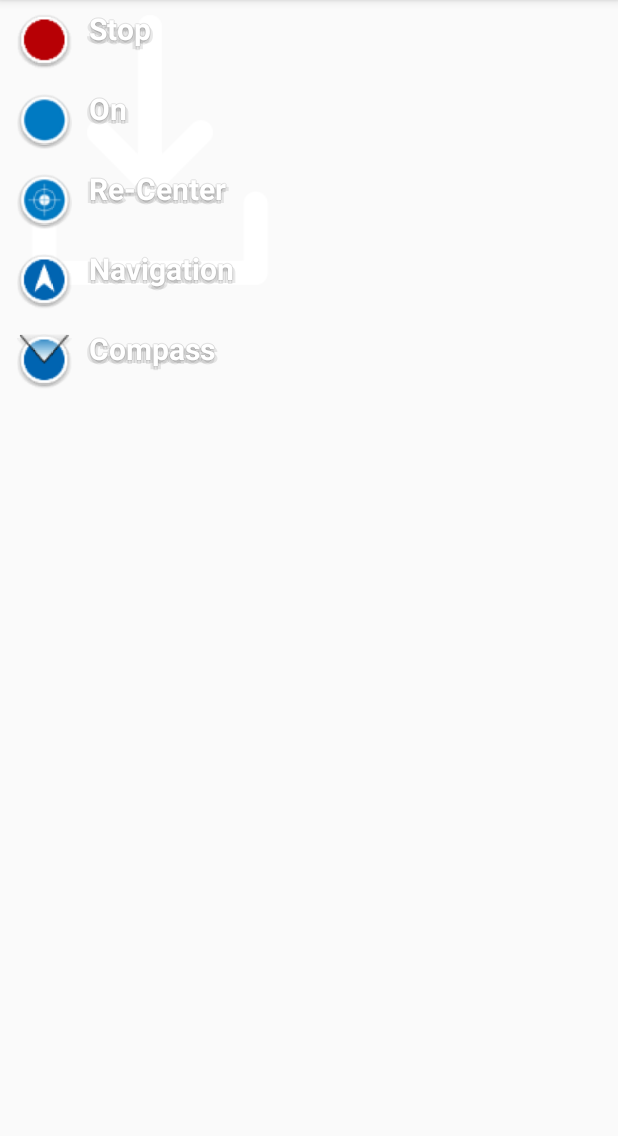
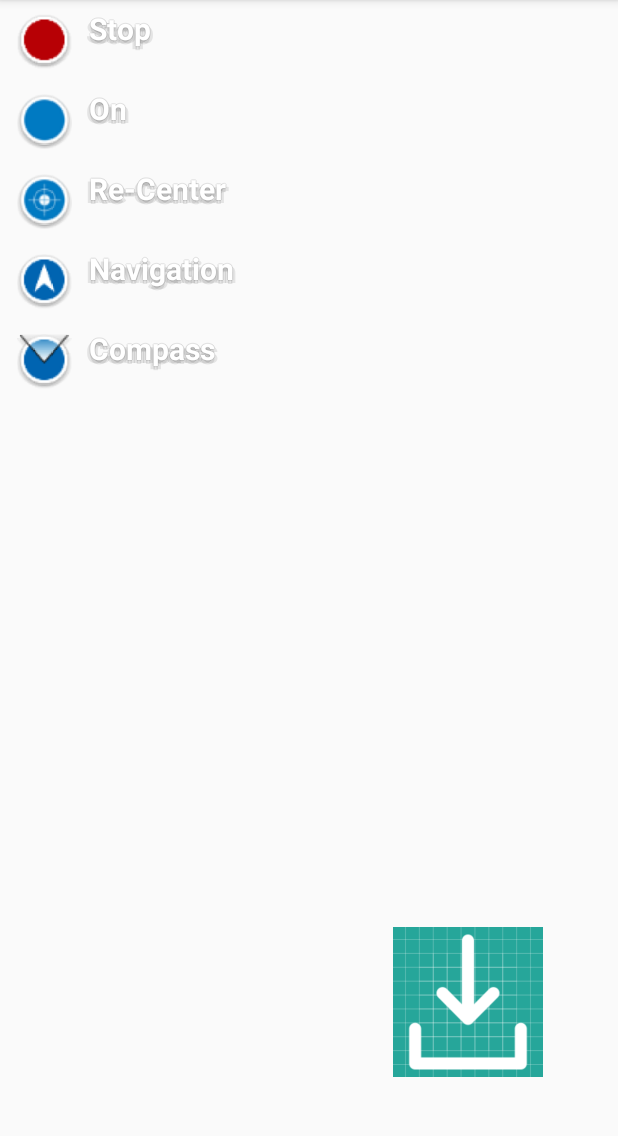
Before and after one commit to algebrot/glacier-android, an Android app: the screen it shows after launch (MainActivity), after a tap on "Stop", on a phone screen of 412 x 824 dp, the part 84-1220 px from its top. Run offline under Robolectric (Android 15) with nearby library versions, the light colour scheme and no system bars; libraries missing offline, so code that uses them is left out: com.esri.arcgisruntime; plain views replace MapView; 23 statements that could not run were skipped.

Commit message:
refined and relocated download button

```diff
--- a/app/src/main/res/layout/activity_main.xml
+++ b/app/src/main/res/layout/activity_main.xml
@@ -9,13 +9,25 @@
         android:layout_width="match_parent"
         android:layout_height="match_parent">
 
-        <Button
-            android:id="@+id/action_download"
-            android:layout_width="wrap_content"
-            android:layout_height="wrap_content"
-            android:background="#00FFFFFF"
-            android:drawableLeft="@drawable/download"
-            tools:text="Download" />
+        <RelativeLayout
+            android:layout_width="match_parent"
+            android:layout_height="match_parent">
+
+            <Button
+                android:id="@+id/action_download"
+                android:layout_width="wrap_content"
+                android:layout_height="wrap_content"
+                android:layout_alignParentEnd="true"
+                android:layout_alignParentBottom="true"
+                android:layout_marginBottom="0dp"
+                android:background="@drawable/ic_launcher_background"
+                android:drawableLeft="@drawable/download"
+                android:gravity="center_horizontal|top"
+                android:scaleX=".5"
+                android:scaleY=".5"
+                tools:ignore="RtlCompat" />
+        </RelativeLayout>
+
     </com.esri.arcgisruntime.mapping.view.MapView>
 
     <Spinner
@@ -25,8 +37,7 @@
         android:layout_marginEnd="7dp"
         android:layout_marginRight="7dp"
         android:background="#00000000"
-        android:popupBackground="#00000000"
         android:gravity="bottom|start"
-        />
+        android:popupBackground="#00000000" />
 
 </RelativeLayout>
```
